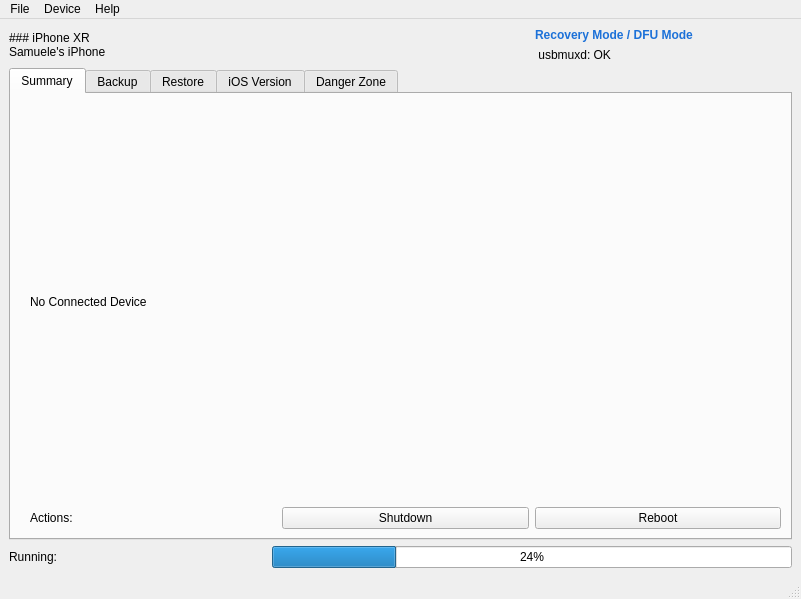
The window that src/ui/mainwindow.ui (SamuGallo-06/noot) describes before a commit, drawn with Qt 5.
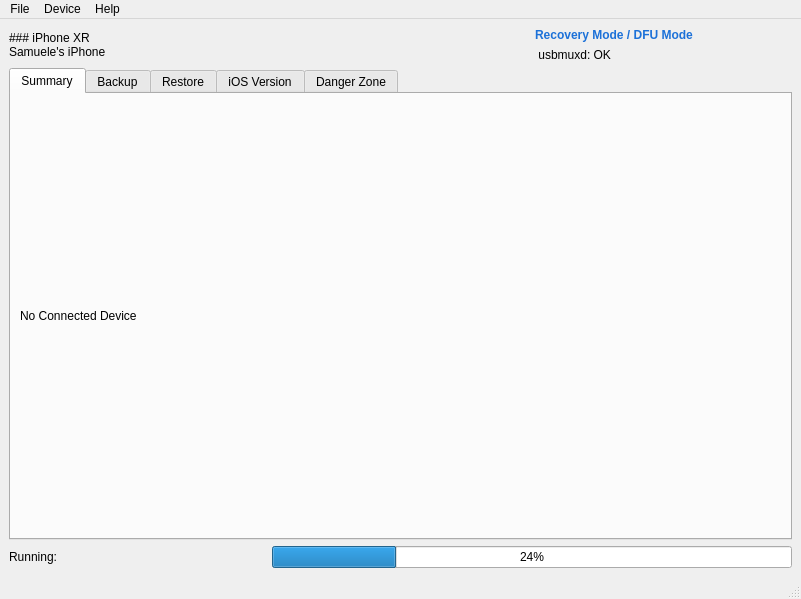
The same window after the commit. The open tabs and pages were chosen to show the change.

Commit message: Added Shutdown and reboot

```diff
--- a/src/ui/mainwindow.ui
+++ b/src/ui/mainwindow.ui
@@ -67,7 +67,7 @@
         <string>Summary</string>
        </attribute>
        <layout class="QGridLayout" name="gridLayout_2">
-        <item row="0" column="1" colspan="3">
+        <item row="0" column="0" colspan="2">
          <widget class="QLabel" name="deviceInfoLabel">
           <property name="text">
            <string>No Connected Device</string>
@@ -80,43 +80,6 @@
           </property>
          </widget>
         </item>
-        <item row="1" column="0">
-         <spacer name="horizontalSpacer">
-          <property name="orientation">
-           <enum>Qt::Orientation::Horizontal</enum>
-          </property>
-          <property name="sizeType">
-           <enum>QSizePolicy::Policy::Fixed</enum>
-          </property>
-          <property name="sizeHint" stdset="0">
-           <size>
-            <width>10</width>
-            <height>20</height>
-           </size>
-          </property>
-         </spacer>
-        </item>
-        <item row="1" column="1">
-         <widget class="QLabel" name="label_12">
-          <property name="text">
-           <string>Actions: </string>
-          </property>
-         </widget>
-        </item>
-        <item row="1" column="2">
-         <widget class="QPushButton" name="shutdownDeviceButton">
-          <property name="text">
-           <string>Shutdown</string>
-          </property>
-         </widget>
-        </item>
-        <item row="1" column="3">
-         <widget class="QPushButton" name="rebootDeviceButton">
-          <property name="text">
-           <string>Reboot</string>
-          </property>
-         </widget>
-        </item>
        </layout>
       </widget>
       <widget class="QWidget" name="backup_tab">
```
Left out of the diff: 15 changed lines with no effect on the pictures. The commit also changes 2 other files.
